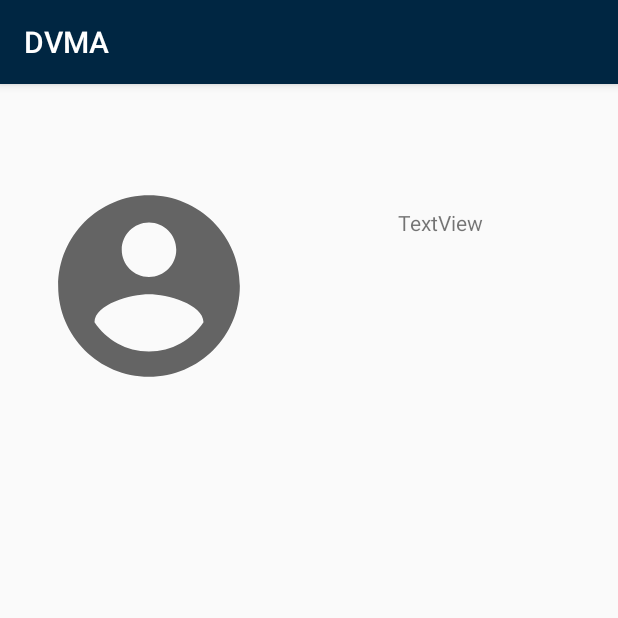
After one commit to fishyeffs/DVMA, an Android app: the AccountActivity screen opened directly, with no data from a screen before it, on a phone screen of 412 x 824 dp, the top half of it. The commit adds this screen. Run offline under Robolectric (Android 15) with nearby library versions, the phone set to English and light mode, and no system bars; network calls fail.

Commit message:
change to layouut

```diff
--- a/app/src/main/AndroidManifest.xml
+++ b/app/src/main/AndroidManifest.xml
@@ -13,13 +13,12 @@
         android:roundIcon="@mipmap/ic_launcher_round"
         android:supportsRtl="true"
         android:theme="@style/AppTheme">
-        <activity android:name=".LoginActivity"></activity>
+        <activity android:name=".AccountActivity"></activity>
+        <activity android:name=".LoginActivity" />
         <!--
                Set to true if your app is Standalone, that is, it does not require the handheld
                app to run.
         -->
-
-
         <activity android:name=".PinLogin">
             <intent-filter>
                 <action android:name="android.intent.action.MAIN" />
@@ -27,7 +26,7 @@
                 <category android:name="android.intent.category.LAUNCHER" />
             </intent-filter>
         </activity>
-        <activity android:name=".MainActivity"></activity>
+        <activity android:name=".MainActivity" />
     </application>
 
 </manifest>
--- /dev/null
+++ b/app/src/main/java/com/example/dvma/AccountActivity.kt
@@ -0,0 +1,11 @@
+package com.example.dvma
+
+import androidx.appcompat.app.AppCompatActivity
+import android.os.Bundle
+
+class AccountActivity : AppCompatActivity() {
+    override fun onCreate(savedInstanceState: Bundle?) {
+        super.onCreate(savedInstanceState)
+        setContentView(R.layout.activity_account)
+    }
+}
--- /dev/null
+++ b/app/src/main/res/layout/activity_account.xml
@@ -0,0 +1,36 @@
+<?xml version="1.0" encoding="utf-8"?>
+<androidx.constraintlayout.widget.ConstraintLayout
+    xmlns:android="http://schemas.android.com/apk/res/android"
+    xmlns:app="http://schemas.android.com/apk/res-auto"
+    xmlns:tools="http://schemas.android.com/tools"
+    android:layout_width="match_parent"
+    android:layout_height="match_parent"
+    tools:context=".AccountActivity">
+
+    <androidx.appcompat.widget.AppCompatImageView
+        android:id="@+id/icon2"
+        android:layout_width="145dp"
+        android:layout_height="145dp"
+        android:layout_alignParentTop="true"
+        android:layout_alignParentBottom="true"
+        android:src="@drawable/ic_baseline_account_circle_24"
+        app:layout_constraintBottom_toBottomOf="parent"
+        app:layout_constraintEnd_toEndOf="parent"
+        app:layout_constraintHorizontal_bias="0.1"
+        app:layout_constraintStart_toStartOf="parent"
+        app:layout_constraintTop_toTopOf="parent"
+        app:layout_constraintVertical_bias="0.100000024" />
+
+    <TextView
+        android:id="@+id/textView3"
+        android:layout_width="wrap_content"
+        android:layout_height="wrap_content"
+        android:layout_marginStart="73dp"
+        android:text="TextView"
+        app:layout_constraintBottom_toBottomOf="parent"
+        app:layout_constraintEnd_toEndOf="parent"
+        app:layout_constraintHorizontal_bias="0.18"
+        app:layout_constraintStart_toEndOf="@+id/icon2"
+        app:layout_constraintTop_toTopOf="parent"
+        app:layout_constraintVertical_bias="0.110000014" />
+</androidx.constraintlayout.widget.ConstraintLayout>
--- a/app/src/main/res/values/strings.xml
+++ b/app/src/main/res/values/strings.xml
@@ -2,9 +2,11 @@
     <string name="app_name">DVMA</string>
     <string-array name="contacts">
         <item>Polly</item>
+        <item>Nihal</item>
     </string-array>
     <string-array name="msg_beginning">
-        <item>Hi Polly!</item>
+        <item>Hi!</item>
+        <item>Did you like the news article I sent?</item>
     </string-array>
     <string name="title_activity_pin_login">PinLogin</string>
     <!--
```
